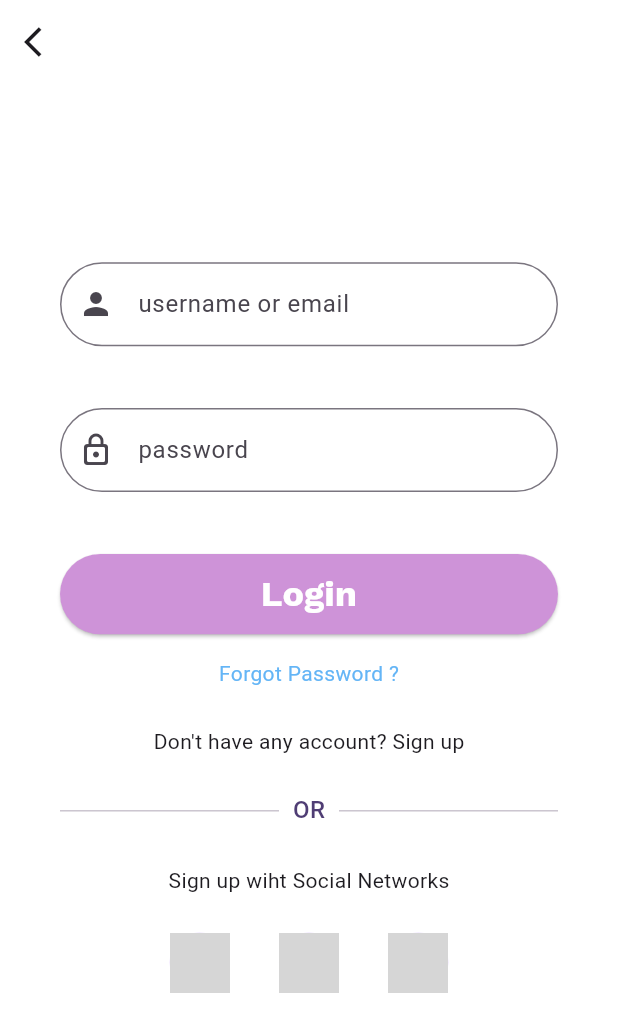
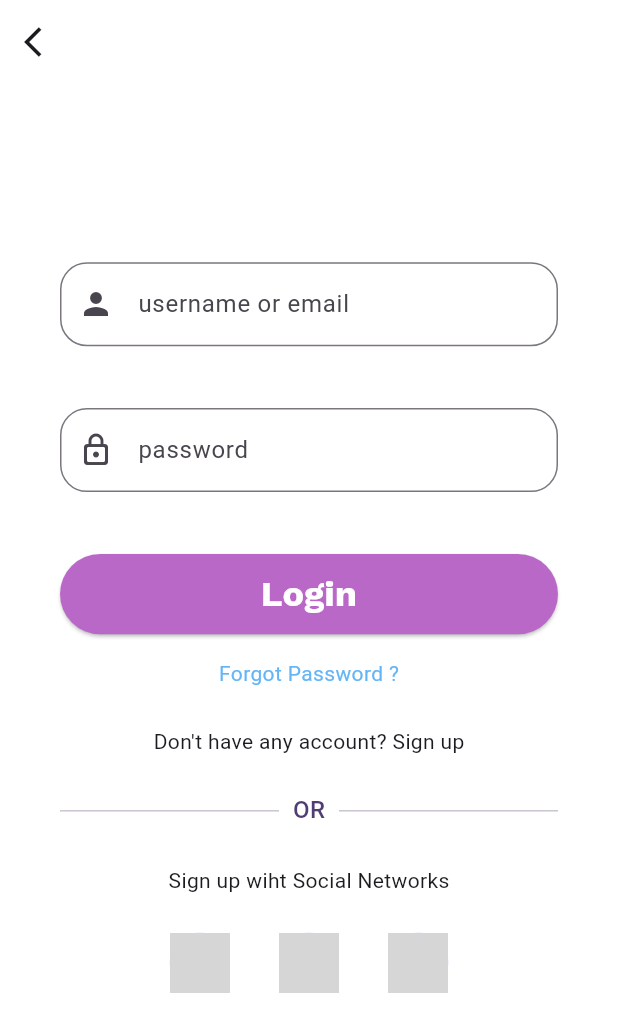
Before and after one commit to sijalneupane/flutter_app_1, a Flutter app: the screen it shows after launch, on a phone screen of 412 x 824 dp. Shown: the top 1032 px of the screen. Run offline on Flutter 3.47's test engine with Material 3 defaults, Android fonts, the phone set to English and light mode, and no system bars; our stand-ins replace font_awesome_flutter, google_fonts, readmore; network calls fail; grey boxes are pictures that could not be loaded.

Commit message:
scroll aded in login

```diff
--- a/lib/login.dart
+++ b/lib/login.dart
@@ -12,7 +12,8 @@ class Login extends StatelessWidget {
         backgroundColor: Colors.white,
         leading: Icon(Icons.arrow_back_ios),
       ),
-      body: Padding(
+      body: SingleChildScrollView(
+        child: Padding(
           padding: const EdgeInsets.symmetric(horizontal: 40, vertical: 20),
           child: Column(
             crossAxisAlignment: CrossAxisAlignment.center,
@@ -23,7 +24,7 @@ class Login extends StatelessWidget {
               TextFormField(
                 decoration: InputDecoration(
                   border:
-                    OutlineInputBorder(borderRadius: BorderRadius.circular(30)),
+                      OutlineInputBorder(borderRadius: BorderRadius.circular(18)),
                   labelText: "username or email",
                   prefixIcon: Icon(
                     Icons.person,
@@ -36,7 +37,7 @@ class Login extends StatelessWidget {
               TextFormField(
                 decoration: InputDecoration(
                   border:
-                    OutlineInputBorder(borderRadius: BorderRadius.circular(30)),
+                      OutlineInputBorder(borderRadius: BorderRadius.circular(18)),
                   labelText: "password",
                   prefixIcon:Icon(Icons.lock_outline_rounded),
                 ),
@@ -58,7 +59,7 @@ class Login extends StatelessWidget {
                   ),
                   ),
                   style: ElevatedButton.styleFrom(
-                  backgroundColor: Colors.purple[200],
+                    backgroundColor: Colors.purple[300],
                     foregroundColor: Colors.white,
                   ),
                 ),
@@ -120,6 +121,7 @@ class Login extends StatelessWidget {
             ],
           ),
         ),
+      ),
     );
   }
 }
```
Lines whose indentation alone changed are shown as unchanged.
